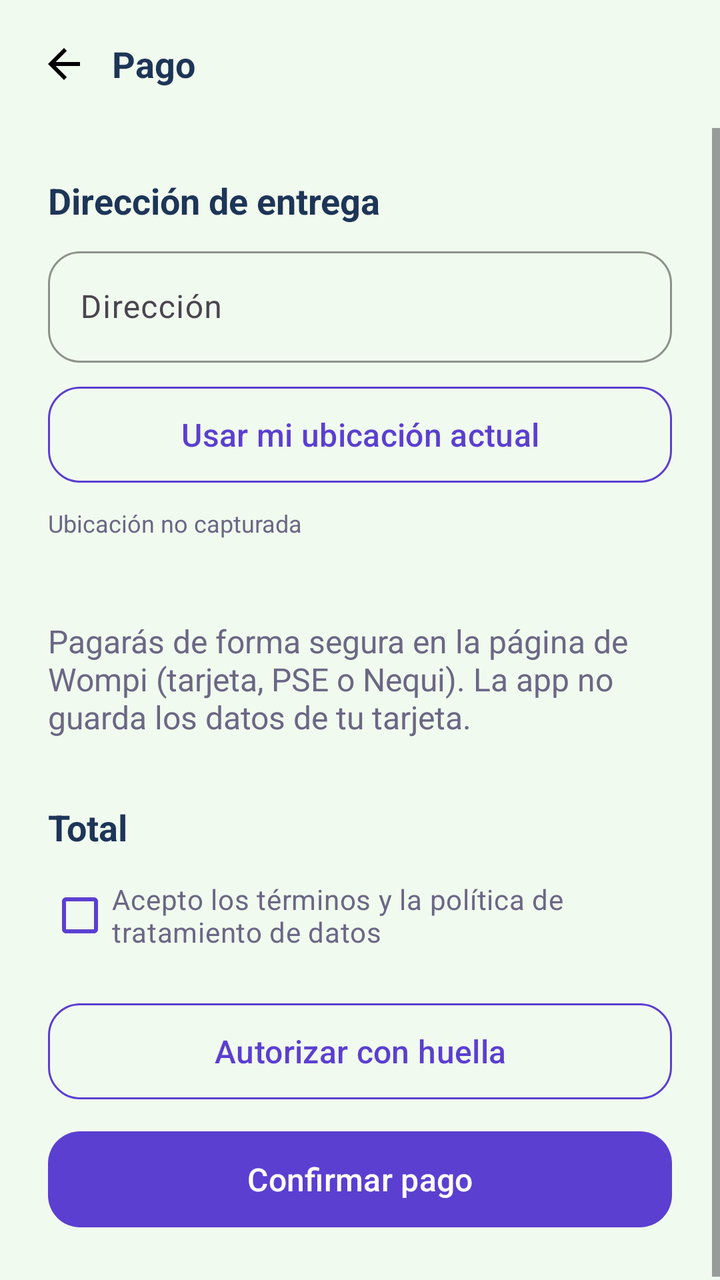
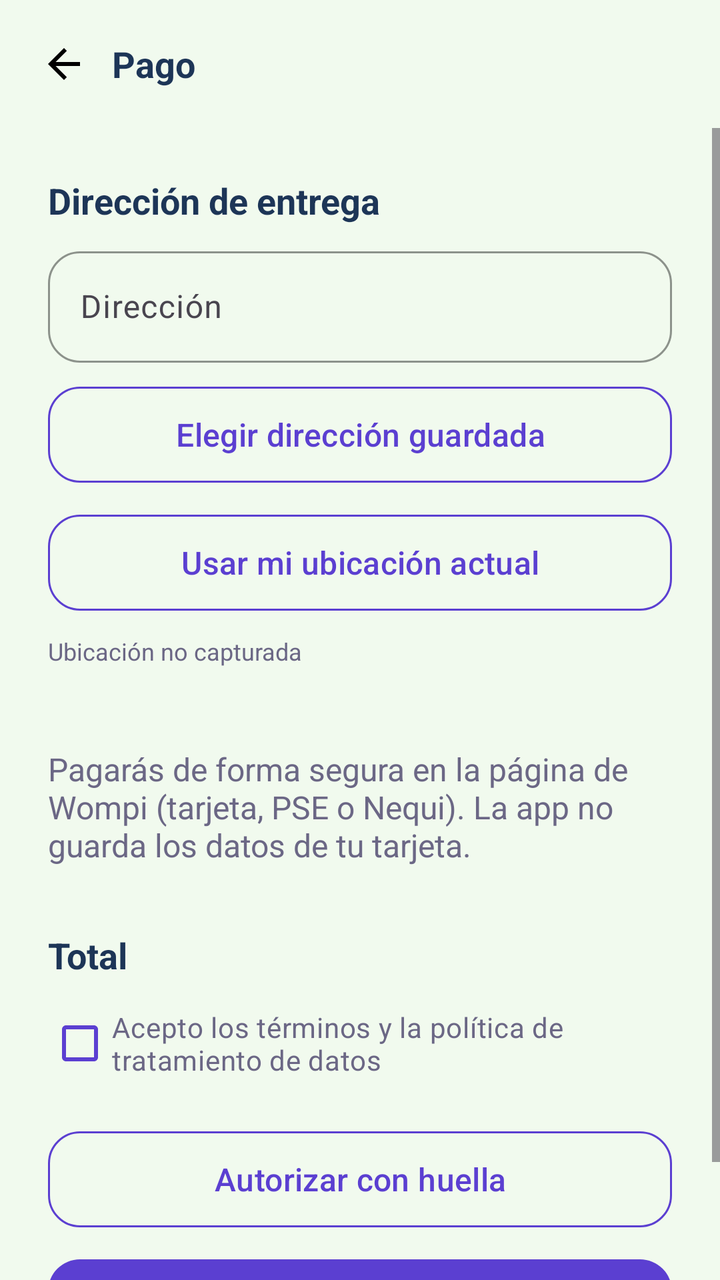

Before-and-after screenshots of an Android layout around one commit, followed by the original layout XML and the change that was made.
<!-- AndroidManifest.xml: application theme Theme.VinylCDVault -->
<!-- res/layout/activity_checkout.xml -->
<?xml version="1.0" encoding="utf-8"?>
<LinearLayout xmlns:android="http://schemas.android.com/apk/res/android"
    xmlns:app="http://schemas.android.com/apk/res-auto"
    android:layout_width="match_parent"
    android:layout_height="match_parent"
    android:background="@color/background_light"
    android:fitsSystemWindows="true"
    android:orientation="vertical">

    <LinearLayout
        android:layout_width="match_parent"
        android:layout_height="wrap_content"
        android:gravity="center_vertical"
        android:orientation="horizontal"
        android:padding="@dimen/spacing_small">

        <ImageButton
            android:id="@+id/btnBack"
            android:layout_width="@dimen/icon_button"
            android:layout_height="@dimen/icon_button"
            android:background="?attr/selectableItemBackgroundBorderless"
            android:contentDescription="@string/back"
            android:src="@drawable/ic_back" />

        <TextView
            style="@style/App.Text.Subtitle"
            android:layout_width="wrap_content"
            android:layout_height="wrap_content"
            android:text="@string/checkout_title" />
    </LinearLayout>

    <ScrollView
        android:layout_width="match_parent"
        android:layout_height="0dp"
        android:layout_weight="1">

        <LinearLayout
            android:layout_width="match_parent"
            android:layout_height="wrap_content"
            android:orientation="vertical"
            android:padding="@dimen/screen_padding">

            <TextView
                style="@style/App.Text.Subtitle"
                android:layout_width="wrap_content"
                android:layout_height="wrap_content"
                android:text="@string/checkout_address_title" />

            <com.google.android.material.textfield.TextInputLayout
                style="@style/App.Input"
                android:layout_width="match_parent"
                android:layout_height="wrap_content"
                android:layout_marginTop="@dimen/spacing_small"
                android:hint="@string/checkout_address_hint">

                <com.google.android.material.textfield.TextInputEditText
                    android:id="@+id/etAddress"
                    android:layout_width="match_parent"
                    android:layout_height="wrap_content"
                    android:inputType="textPostalAddress"
                    android:minHeight="48dp"
                    android:textColor="@color/text_dark" />
            </com.google.android.material.textfield.TextInputLayout>

            <com.google.android.material.button.MaterialButton
                android:id="@+id/btnLocation"
                style="@style/App.ButtonOutlined"
                android:layout_width="match_parent"
                android:layout_height="@dimen/button_height"
                android:layout_marginTop="@dimen/spacing_small"
                android:text="@string/checkout_use_location" />

            <TextView
                android:id="@+id/tvLocation"
                style="@style/App.Text.Small"
                android:layout_width="match_parent"
                android:layout_height="wrap_content"
                android:layout_marginTop="@dimen/spacing_small"
                android:text="@string/checkout_location_none" />

            <LinearLayout
                android:layout_width="match_parent"
                android:layout_height="wrap_content"
                android:layout_marginTop="@dimen/spacing_small"
                android:orientation="horizontal">
                <TextView
                    style="@style/App.Text.Body"
                    android:layout_width="match_parent"
                    android:layout_height="wrap_content"
                    android:layout_marginTop="@dimen/spacing_large"
                    android:text="@string/checkout_secure_note" />
            </LinearLayout>

            <LinearLayout
                android:layout_width="match_parent"
                android:layout_height="wrap_content"
                android:layout_marginTop="@dimen/spacing_large"
                android:orientation="horizontal">

                <TextView style="@style/App.Text.Subtitle" android:layout_width="0dp" android:layout_height="wrap_content" android:layout_weight="1" android:text="@string/cart_total" />
                <TextView style="@style/App.Text.Price" android:id="@+id/tvCheckoutTotal" android:layout_width="wrap_content" android:layout_height="wrap_content" />
            </LinearLayout>

            <CheckBox
                android:layout_width="match_parent"
                android:layout_height="wrap_content"
                android:layout_marginTop="@dimen/spacing_small"
                android:text="@string/checkout_terms"
                android:textColor="@color/text_secondary"
                app:buttonTint="@color/primary" />

            <com.google.android.material.button.MaterialButton
                android:id="@+id/btnPayBiometric"
                style="@style/App.ButtonOutlined"
                android:layout_width="match_parent"
                android:layout_height="@dimen/button_height"
                android:layout_marginTop="@dimen/spacing_medium"
                android:text="@string/checkout_pay_biometric" />

            <com.google.android.material.button.MaterialButton
                android:id="@+id/btnPay"
                style="@style/App.Button"
                android:layout_width="match_parent"
                android:layout_height="@dimen/button_height"
                android:layout_marginTop="@dimen/spacing_small"
                android:text="@string/checkout_pay" />
        </LinearLayout>
    </ScrollView>
</LinearLayout>
<!-- resources referenced by this layout -->
<resources>
  <color name="background_light" type="color">#F1FAEE</color>
  <color name="primary">#5B3FD1</color>
  <color name="text_dark" type="color">#1D3557</color>
  <color name="text_secondary">#6B6785</color>
  <dimen name="button_height">56dp</dimen>
  <dimen name="icon_button">48dp</dimen>
  <dimen name="screen_padding">24dp</dimen>
  <dimen name="spacing_large">32dp</dimen>
  <dimen name="spacing_medium">16dp</dimen>
  <dimen name="spacing_small">8dp</dimen>
  <!-- drawable ic_back (drawable) -->
  <vector xmlns:android="http://schemas.android.com/apk/res/android" android:autoMirrored="true" android:height="24dp" android:tint="#000000" android:viewportHeight="24" android:viewportWidth="24" android:width="24dp">
        
      <path android:fillColor="@android:color/white" android:pathData="M20,11H7.83l5.59,-5.59L12,4l-8,8 8,8 1.41,-1.41L7.83,13H20v-2z"/>
      
  </vector>
  <string name="back">Volver</string>
  <string name="cart_total">Total</string>
  <string name="checkout_address_hint">Dirección</string>
  <string name="checkout_address_title">Dirección de entrega</string>
  <string name="checkout_location_none">Ubicación no capturada</string>
  <string name="checkout_pay">Confirmar pago</string>
  <string name="checkout_pay_biometric">Autorizar con huella</string>
  <string name="checkout_secure_note">Pagarás de forma segura en la página de Wompi (tarjeta, PSE o Nequi). La app no guarda los datos de tu tarjeta.</string>
  <string name="checkout_terms">Acepto los términos y la política de tratamiento de datos</string>
  <string name="checkout_title">Pago</string>
  <string name="checkout_use_location">Usar mi ubicación actual</string>
  <style name="App.Button" parent="Widget.Material3.Button">
          <item name="backgroundTint">@color/primary</item>
          <item name="cornerRadius">@dimen/corner_radius</item>
          <item name="android:textSize">@dimen/text_body</item>
      </style>
  <style name="App.ButtonOutlined" parent="Widget.Material3.Button.OutlinedButton">
          <item name="strokeColor">@color/primary</item>
          <item name="cornerRadius">@dimen/corner_radius</item>
          <item name="android:textColor">@color/primary</item>
          <item name="android:textSize">@dimen/text_body</item>
      </style>
  <style name="App.Text.Body">
          <item name="android:textSize">@dimen/text_body</item>
          <item name="android:textColor">@color/text_secondary</item>
      </style>
  <style name="App.Text.Price">
          <item name="android:textSize">@dimen/text_subtitle</item>
          <item name="android:textColor">@color/accent_dark</item>
          <item name="android:textStyle">bold</item>
      </style>
  <style name="App.Text.Small">
          <item name="android:textSize">@dimen/text_small</item>
          <item name="android:textColor">@color/text_secondary</item>
      </style>
  <style name="App.Text.Subtitle">
          <item name="android:textSize">@dimen/text_subtitle</item>
          <item name="android:textColor">@color/text_dark</item>
          <item name="android:textStyle">bold</item>
      </style>
  <dimen name="corner_radius">16dp</dimen>
  <dimen name="text_body">16sp</dimen>
  <dimen name="text_subtitle">18sp</dimen>
  <color name="accent_dark">#C1121F</color>
  <dimen name="text_small">12sp</dimen>
  <color name="white">#FFFFFF</color>
  <color name="accent">#E63946</color>
  <color name="chip_bg">#DCEBF3</color>
  <color name="primary_dark" type="color">#121212</color>
  <!-- unchanged entries left out for length: 2 -->
</resources>

<!-- the commit's change to res/layout/activity_checkout.xml (unified diff, before → after) -->
@@ -61,6 +61,14 @@
                     android:minHeight="48dp"
                     android:textColor="@color/text_dark" />
             </com.google.android.material.textfield.TextInputLayout>
+
+            <com.google.android.material.button.MaterialButton
+                android:id="@+id/btnSavedAddress"
+                style="@style/App.ButtonOutlined"
+                android:layout_width="match_parent"
+                android:layout_height="@dimen/button_height"
+                android:layout_marginTop="@dimen/spacing_small"
+                android:text="@string/checkout_saved_address" />
 
             <com.google.android.material.button.MaterialButton
                 android:id="@+id/btnLocation"
<!-- resource entries referenced after the edit -->
@@ -23,6 +23,7 @@
   <string name="checkout_location_none">Ubicación no capturada</string>
   <string name="checkout_pay">Confirmar pago</string>
   <string name="checkout_pay_biometric">Autorizar con huella</string>
+  <string name="checkout_saved_address">Elegir dirección guardada</string>
   <string name="checkout_secure_note">Pagarás de forma segura en la página de Wompi (tarjeta, PSE o Nequi). La app no guarda los datos de tu tarjeta.</string>
   <string name="checkout_terms">Acepto los términos y la política de tratamiento de datos</string>
   <string name="checkout_title">Pago</string>
